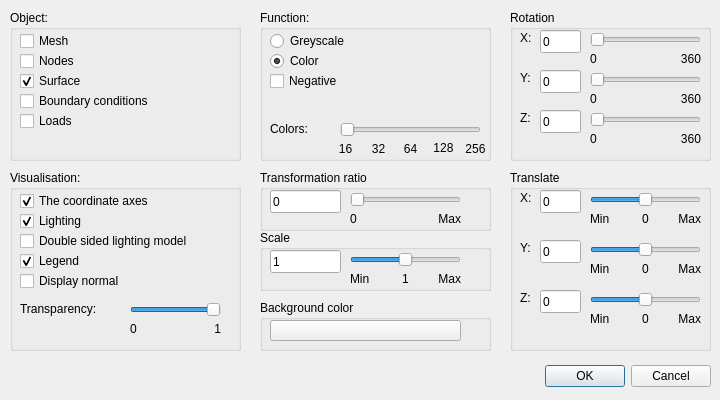
SeregaGomen/QFEM, file GUI/setupimagedialog.ui: the form before one commit.
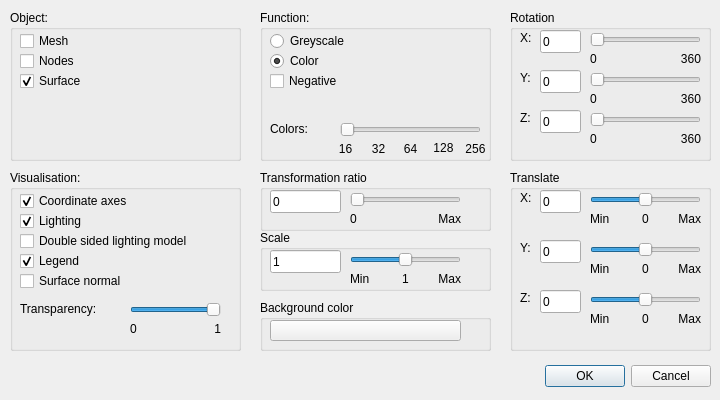
The form after the commit.

Patch:
```diff
--- a/GUI/setupimagedialog.ui
+++ b/GUI/setupimagedialog.ui
@@ -69,7 +69,7 @@
      </rect>
     </property>
     <property name="text">
-     <string>The coordinate axes</string>
+     <string>Coordinate axes</string>
     </property>
     <property name="checked">
      <bool>true</bool>
@@ -206,7 +206,7 @@
      </rect>
     </property>
     <property name="text">
-     <string>Display normal</string>
+     <string>Surface normal</string>
     </property>
     <property name="checked">
      <bool>false</bool>
@@ -270,38 +270,6 @@
      <bool>true</bool>
     </property>
    </widget>
-   <widget class="QCheckBox" name="chbLimit">
-    <property name="geometry">
-     <rect>
-      <x>10</x>
-      <y>80</y>
-      <width>181</width>
-      <height>22</height>
-     </rect>
-    </property>
-    <property name="text">
-     <string>Boundary conditions</string>
-    </property>
-    <property name="checked">
-     <bool>false</bool>
-    </property>
-   </widget>
-   <widget class="QCheckBox" name="chbLoad">
-    <property name="geometry">
-     <rect>
-      <x>10</x>
-      <y>100</y>
-      <width>181</width>
-      <height>22</height>
-     </rect>
-    </property>
-    <property name="text">
-     <string>Loads</string>
-    </property>
-    <property name="checked">
-     <bool>false</bool>
-    </property>
-   </widget>
   </widget>
   <widget class="QGroupBox" name="gbFunc">
    <property name="geometry">
```
Left out of the diff: 2 changed lines with no effect on the pictures.
